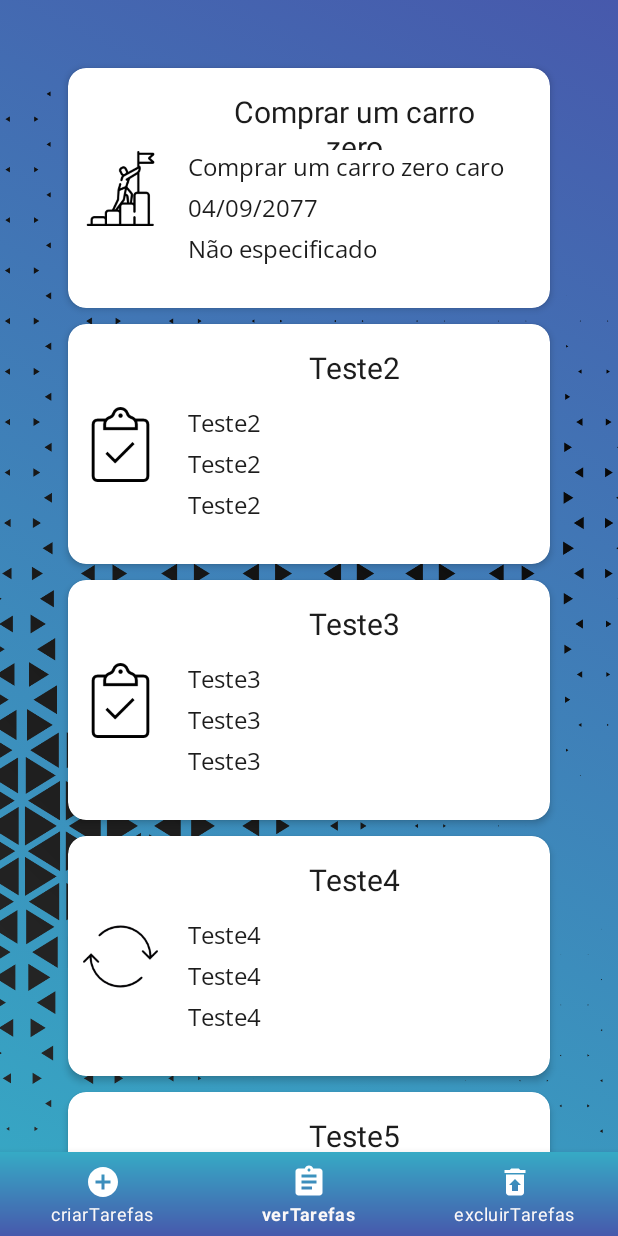
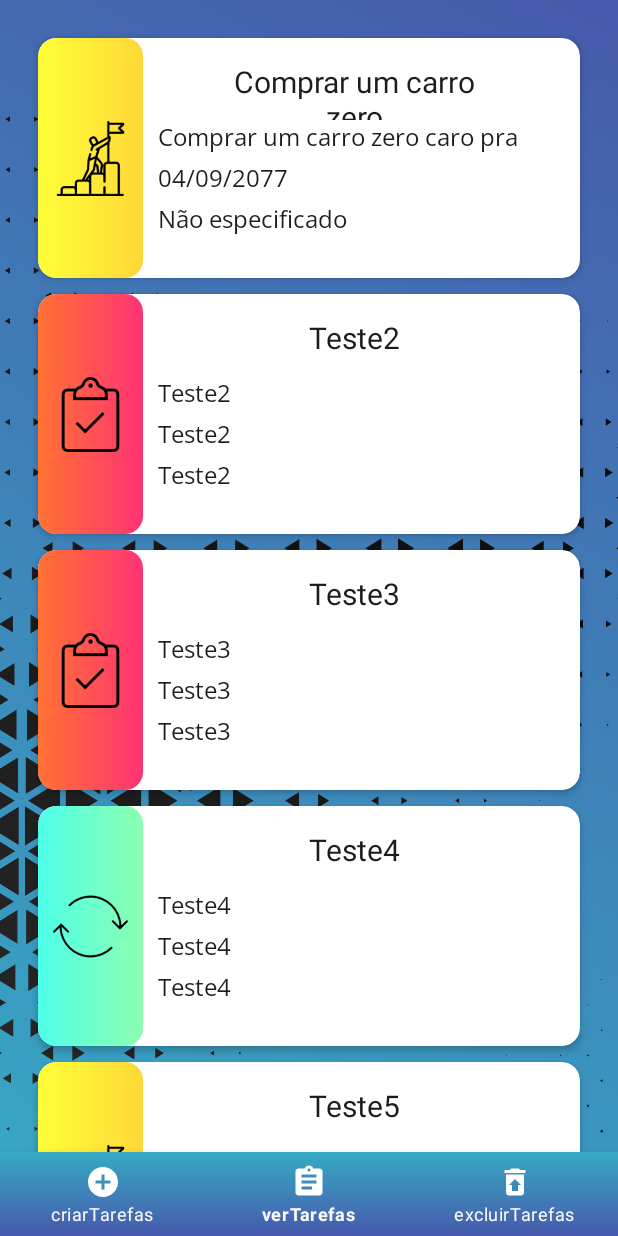
Before and after one commit to Felipe-alv-es/ProjetoIntegrador2.0, an Android app: the TaskList_fragment screen opened through its navigation route, on a phone screen of 412 x 824 dp. Run offline under Robolectric (Android 15) with nearby library versions, the phone set to English and light mode, and no system bars; our stand-ins replace navigation-ui; Roboto replaces fonts that are not available here.

Commit message:
Adicionado cores ao tasklist referente aos tipos de tarefas

```diff
--- a/app/src/main/java/com/example/aplicationtestinglayout/RecyclerAdapter.kt
+++ b/app/src/main/java/com/example/aplicationtestinglayout/RecyclerAdapter.kt
@@ -18,6 +18,7 @@ class RecyclerAdapter: RecyclerView.Adapter<RecyclerAdapter.ViewHolder> () {
         var data: TextView
         var hora: TextView
         var Itemtipo: ImageView
+        var viewCor: ImageView
 
         init {
 
@@ -28,6 +29,7 @@ class RecyclerAdapter: RecyclerView.Adapter<RecyclerAdapter.ViewHolder> () {
             data = itemView.findViewById(R.id.data)
             hora = itemView.findViewById(R.id.hora)
             Itemtipo = itemView.findViewById(R.id.TypeImage)
+            viewCor = itemView.findViewById(R.id.ColorViewTasks)
             //alterado pra testes
 
         }
@@ -40,6 +42,7 @@ class RecyclerAdapter: RecyclerView.Adapter<RecyclerAdapter.ViewHolder> () {
     var data = arrayOf("04/09/2077","Teste2","Teste3","Teste4","Teste5","Teste6","Teste7", "Teste8", "Teste9")
     var hora = arrayOf("Não especificado","Teste2","Teste3","Teste4","Teste5","Teste6","Teste7", "Teste8", "Teste9")
     var tipo = arrayOf(R.drawable.goal,R.drawable.clipboards,R.drawable.clipboards,R.drawable.habito,R.drawable.goal,R.drawable.clipboards,R.drawable.habito, R.drawable.goal, R.drawable.goal)
+    var corDaView = arrayOf(R.drawable.recycle_task_color_yellow, R.drawable.recycle_task_collor_red, R.drawable.recycle_task_collor_red, R.drawable.recycle_task_color_green, R.drawable.recycle_task_color_yellow, R.drawable.recycle_task_collor_red, R.drawable.recycle_task_color_green, R.drawable.recycle_task_color_yellow, R.drawable.recycle_task_color_yellow,)
     //Atributos da recyclerView
 
     override fun onCreateViewHolder(parent: ViewGroup, viewType: Int): RecyclerAdapter.ViewHolder {
@@ -56,6 +59,7 @@ class RecyclerAdapter: RecyclerView.Adapter<RecyclerAdapter.ViewHolder> () {
         holder.data.text = data[position]
         holder.hora.text = hora[position]
         holder.Itemtipo.setImageResource(tipo[position])
+        holder.viewCor.setImageResource(corDaView[position])
 
     }
 
--- /dev/null
+++ b/app/src/main/res/drawable/recycle_task_collor_red.xml
@@ -0,0 +1,7 @@
+<?xml version="1.0" encoding="utf-8"?>
+<shape xmlns:android="http://schemas.android.com/apk/res/android">
+    <corners android:radius="12dp"/>
+    <gradient android:startColor="#FF7233"
+        android:angle="360"
+        android:endColor="#FF3374"/>
+</shape>
--- /dev/null
+++ b/app/src/main/res/drawable/recycle_task_color_green.xml
@@ -0,0 +1,7 @@
+<?xml version="1.0" encoding="utf-8"?>
+<shape xmlns:android="http://schemas.android.com/apk/res/android">
+    <corners android:radius="12dp"/>
+    <gradient android:startColor="#4DFFE9"
+        android:angle="360"
+        android:endColor="#8CFFB0"/>
+</shape>
--- /dev/null
+++ b/app/src/main/res/drawable/recycle_task_color_yellow.xml
@@ -0,0 +1,7 @@
+<?xml version="1.0" encoding="utf-8"?>
+<shape xmlns:android="http://schemas.android.com/apk/res/android">
+    <corners android:radius="12dp"/>
+    <gradient android:startColor="#FFFE38"
+        android:angle="360"
+        android:endColor="#FFD738"/>
+</shape>
--- a/app/src/main/res/layout/card_layout.xml
+++ b/app/src/main/res/layout/card_layout.xml
@@ -9,13 +9,21 @@
     app:cardBackgroundColor="@color/white"
     app:cardCornerRadius="12dp"
     app:cardElevation="3dp"
-    android:padding="4dp">
+    android:padding="0dp">
 
     <androidx.constraintlayout.widget.ConstraintLayout
         android:id="@+id/relativeLayout"
         android:layout_width="match_parent"
         android:layout_height="160dp"
         android:padding="0dp">
+
+        <ImageView
+            android:id="@+id/ColorViewTasks"
+            android:layout_width="70dp"
+            android:layout_height="match_parent"
+            app:layout_constraintBottom_toBottomOf="parent"
+            app:layout_constraintStart_toStartOf="parent"
+            app:layout_constraintTop_toTopOf="parent" />
 
         <ImageView
             android:id="@+id/TypeImage"
--- a/app/src/main/res/layout/fragment_task_list_fragment.xml
+++ b/app/src/main/res/layout/fragment_task_list_fragment.xml
@@ -28,7 +28,7 @@
         app:layout_constraintEnd_toEndOf="parent"
         app:layout_constraintStart_toStartOf="parent"
         app:layout_constraintTop_toTopOf="parent"
-        android:padding="30dp"
+        android:padding="10dp"
         android:layout_margin="10dp"
         >
 
```
